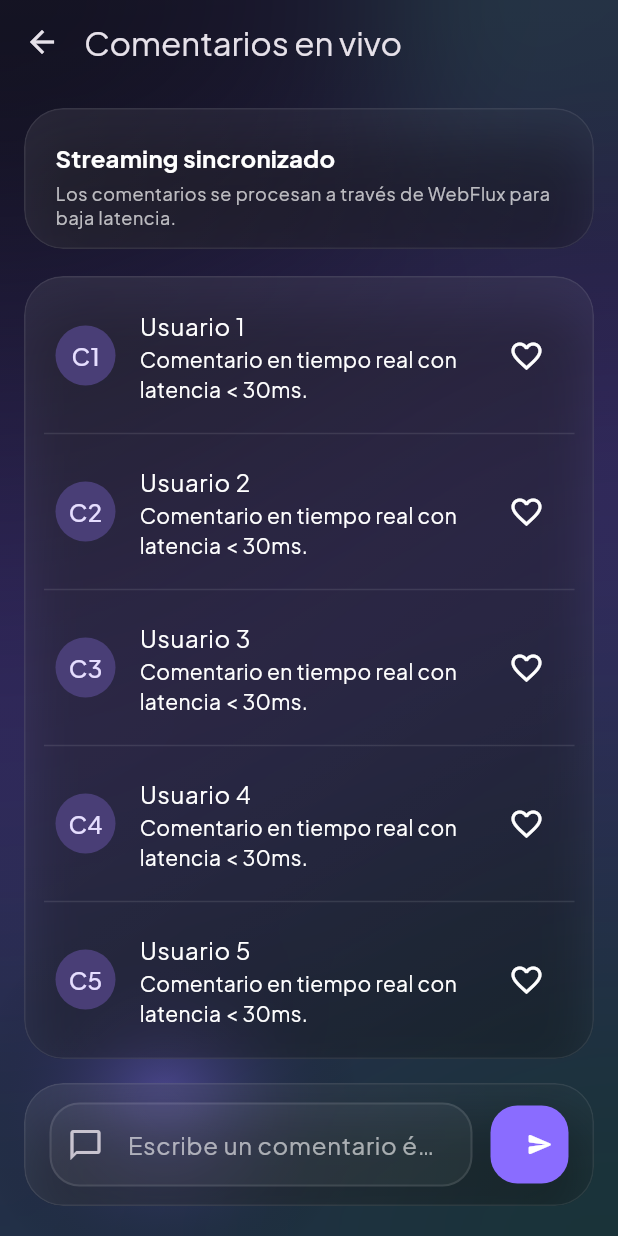
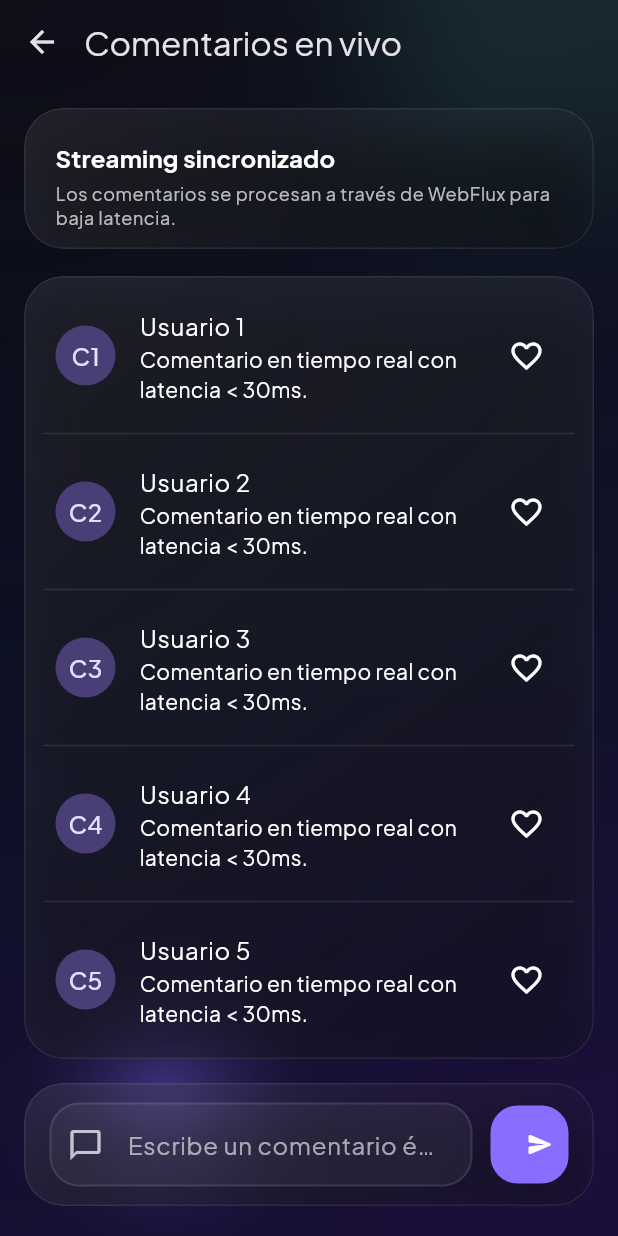
Before and after one commit to Jorgemrqz/upsglam_mobile, a Flutter app: the CommentsView screen opened by its route, on a phone screen of 412 x 824 dp. Run offline on Flutter 3.47's test engine with Material 3 defaults, Android fonts, the phone set to English and light mode, and no system bars; our stand-ins replace google_fonts.

Commit message:
Add background gradient support to theme and background widget

```diff
--- a/lib/widgets/upsglam_background.dart
+++ b/lib/widgets/upsglam_background.dart
@@ -22,6 +22,7 @@ class UPSGlamBackground extends StatelessWidget {
     final base = UPSGlamTheme.background;
     final primary = UPSGlamTheme.primary;
     final accent = UPSGlamTheme.accent;
+    final gradientPalette = UPSGlamTheme.backgroundGradient;
     final effectivePadding = EdgeInsets.fromLTRB(
       padding.left,
       padding.top + (reserveAppBar ? kToolbarHeight + reserveAppBarSpacing : 0),
@@ -29,16 +30,20 @@ class UPSGlamBackground extends StatelessWidget {
       padding.bottom,
     );
 
+    final gradientColors = gradientPalette.isNotEmpty
+        ? gradientPalette
+        : [
+            base,
+            Color.lerp(base, primary, 0.35)!,
+            Color.lerp(base, accent, 0.2)!,
+          ];
+
     return Container(
       decoration: BoxDecoration(
         gradient: LinearGradient(
           begin: Alignment.topLeft,
           end: Alignment.bottomRight,
-          colors: [
-            base,
-            Color.lerp(base, primary, 0.35)!,
-            Color.lerp(base, accent, 0.2)!,
-          ],
+          colors: gradientColors,
         ),
       ),
       child: Stack(
```
Also changed, not shown: lib/theme/upsglam_theme.dart (+13 -0 lines).
